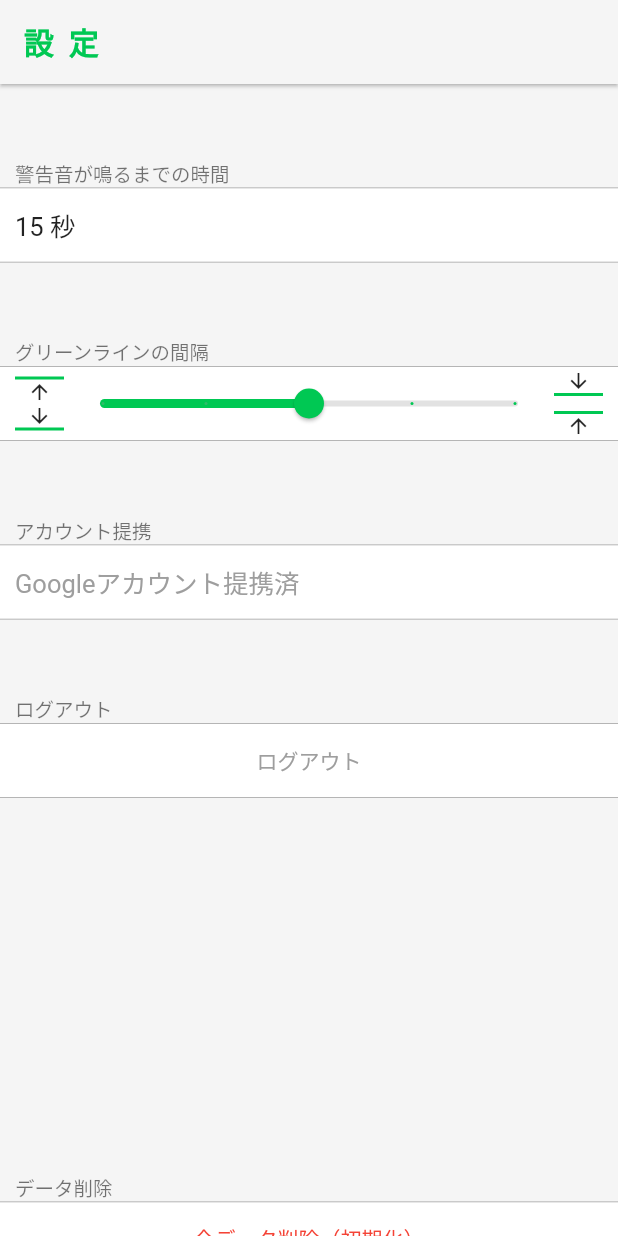
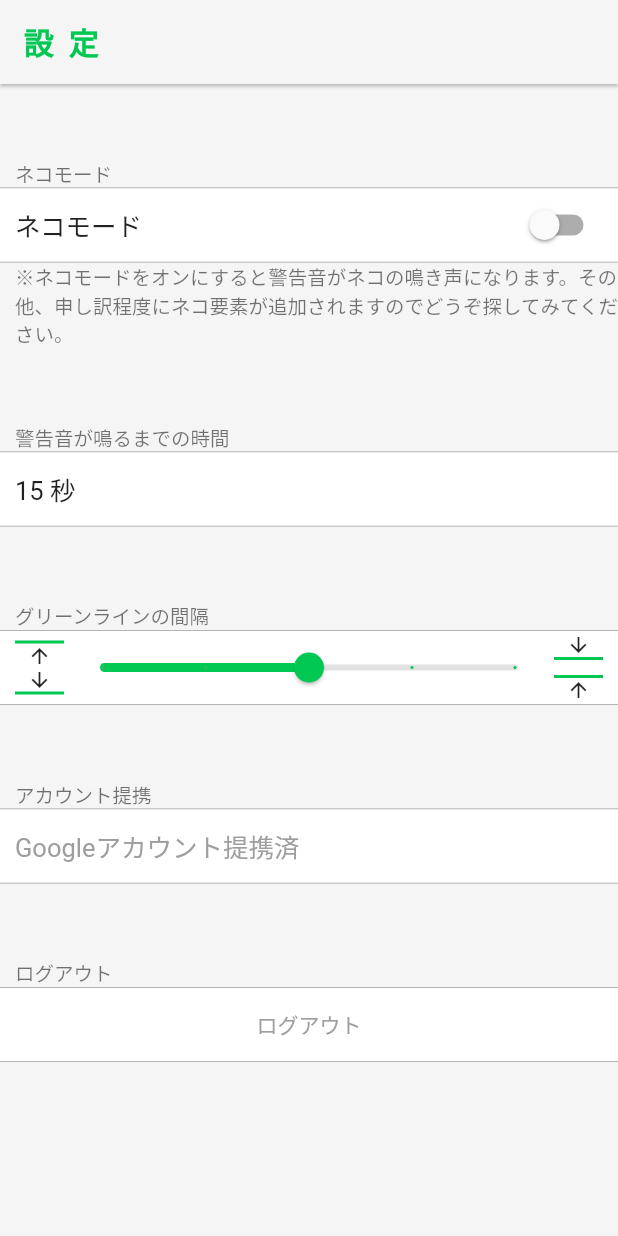
Before and after one commit to is4041/NekozeChecker, a Flutter app: the SettingPage screen opened directly, on a phone screen of 412 x 824 dp. Run offline on Flutter 3.47's test engine with Material 2 defaults, Android fonts, the phone set to English and light mode, and no system bars; our stand-ins replace audioplayers, camera, cloud_firestore, connectivity_plus, firebase_auth, firebase_core and 4 more; missing offline and left inert: google_mlkit_commons, google_mlkit_pose_detection, sign_button, volume_watcher; accounts and stored records are empty; network calls fail.

Commit message:
猫モード（警告音が猫の鳴き声になるなど）を追加する

```diff
--- a/lib/graph/graph_page.dart
+++ b/lib/graph/graph_page.dart
@@ -4,6 +4,7 @@ import 'package:flutter/material.dart';
 import 'package:flutter/painting.dart';
 import 'package:posture_correction/graph/graph_model.dart';
 import 'package:posture_correction/graph/title_widget.dart';
+import 'package:posture_correction/utils.dart';
 import 'package:provider/provider.dart';
 
 import 'dart:math';
@@ -188,7 +189,7 @@ class GraphPage extends StatelessWidget {
                                 )
                               : Center(
                                   child: Text(
-                                  "データなし",
+                                  Utils.nekoMode == true ? "データにゃし" : "データなし",
                                   style: TextStyle(
                                     fontSize: 20,
                                   ),
@@ -287,7 +288,7 @@ class GraphPage extends StatelessWidget {
                                     style: TextStyle(fontSize: 12),
                                   ),
                                   Text(
-                                    "(不良)",
+                                    "(猫背)",
                                     style: TextStyle(
                                         fontSize: 12, color: Colors.red),
                                   ),
--- a/lib/help/help_page.dart
+++ b/lib/help/help_page.dart
@@ -8,8 +8,8 @@ class HelpPage extends StatelessWidget {
     return Scaffold(
       appBar: AppBar(
         iconTheme: IconThemeData(color: Colors.black),
-        elevation: 0,
-        backgroundColor: Colors.transparent,
+        elevation: 1,
+        backgroundColor: Colors.grey[50],
         title: Text(
           "ヘルプ",
           style: TextStyle(
@@ -20,7 +20,7 @@ class HelpPage extends StatelessWidget {
         children: [
           //Q & A
           Padding(
-            padding: const EdgeInsets.only(left: 10.0),
+            padding: const EdgeInsets.only(top: 10.0, left: 10.0),
             child: Text(
               "Q & A",
               style: TextStyle(fontSize: 20),
@@ -115,7 +115,7 @@ class HelpPage extends StatelessWidget {
             image: "images/IMG_0215.jpg",
             title: " 使わなくなった端末を活用できます ",
             description: Text(
-              "使わなくなった端末はありませんか？\nGoogleでサインインすると複数の端末の間でデータの同期ができます。\n同期をすることで今お使いの端末をデータ閲覧用、使わなくなった端末をカメラ計測用にするということもできます。",
+              "使わなくなった端末はありませんか？\nGoogle・Appleでサインインすると複数の端末の間でデータの同期ができます。\n同期をすることで今お使いの端末をデータ閲覧用、使わなくなった端末をカメラ計測用にするということもできます。",
               style: TextStyle(fontSize: 16),
             ),
           ),
--- a/lib/history/history_page.dart
+++ b/lib/history/history_page.dart
@@ -368,7 +368,7 @@ class HistoryPage extends StatelessWidget {
                                                               //計測時間（姿勢・不良）を表示
                                                               _TimeValue(
                                                                 posture:
-                                                                    "（姿勢・不良）",
+                                                                    "（姿勢・猫背）",
                                                                 hourValue:
                                                                     _badHourValue,
                                                                 minuteValue:
--- a/lib/home/home_model.dart
+++ b/lib/home/home_model.dart
@@ -62,6 +62,7 @@ class HomeModel extends ChangeNotifier {
         .get();
 
     Utils.greenLineRange = document["greenLineRange"];
+    Utils.nekoMode = document["nekoMode"];
     Utils.timeToNotification = document["timeToNotification"];
 
     Utils.showTutorial = false;
--- a/lib/setting/setting_page.dart
+++ b/lib/setting/setting_page.dart
@@ -30,6 +30,56 @@ class SettingPage extends StatelessWidget {
                   mainAxisSize: MainAxisSize.min,
                   crossAxisAlignment: CrossAxisAlignment.start,
                   children: [
+                    SizedBox(
+                      height: 50,
+                    ),
+                    //緑線の間隔の設定
+                    Padding(
+                      padding: const EdgeInsets.only(left: 10.0),
+                      child: Text(
+                        "ネコモード",
+                        style: TextStyle(fontSize: 13, color: Colors.black54),
+                      ),
+                    ),
+                    Container(
+                      height: 50,
+                      width: double.infinity,
+                      decoration: BoxDecoration(
+                          border: Border(
+                            top: BorderSide(color: Colors.grey, width: 0.5),
+                            bottom: BorderSide(color: Colors.grey, width: 0.5),
+                          ),
+                          color: Colors.white),
+                      child: Padding(
+                        padding: const EdgeInsets.symmetric(horizontal: 10),
+                        child: Row(
+                          mainAxisAlignment: MainAxisAlignment.spaceBetween,
+                          children: [
+                            Text(
+                              "ネコモード",
+                              style: TextStyle(fontSize: 17),
+                            ),
+                            Switch(
+                                activeColor: Colors.greenAccent.shade700,
+                                value: Utils.nekoMode,
+                                onChanged: (bool? value) async {
+                                  if (value != null) {
+                                    Utils.nekoMode = value;
+                                    await model.isOnNekoMode();
+                                    print(Utils.nekoMode);
+                                  }
+                                }),
+                          ],
+                        ),
+                      ),
+                    ),
+                    Padding(
+                      padding: const EdgeInsets.only(left: 10.0),
+                      child: Text(
+                        "※ネコモードをオンにすると警告音がネコの鳴き声になります。その他、申し訳程度にネコ要素が追加されますのでどうぞ探してみてください。",
+                        style: TextStyle(fontSize: 13, color: Colors.black54),
+                      ),
+                    ),
                     SizedBox(
                       height: 50,
                     ),
--- a/lib/signin/signin_model.dart
+++ b/lib/signin/signin_model.dart
@@ -48,6 +48,7 @@ class SignInModel extends ChangeNotifier {
       await FirebaseFirestore.instance.collection("users").doc(uid).set({
         "createdAt": Timestamp.now(),
         "greenLineRange": 0.45,
+        "nekoMode": false,
         "timeToNotification": 15,
         "userId": uid,
       });
@@ -58,9 +59,10 @@ class SignInModel extends ChangeNotifier {
   Future<void> signInWithAnonymousUser() async {
     await firebaseAuth.signInAnonymously();
     final uid = firebaseAuth.currentUser!.uid;
-    FirebaseFirestore.instance.collection("users").doc(uid).set({
+    await FirebaseFirestore.instance.collection("users").doc(uid).set({
       "createdAt": Timestamp.now(),
       "greenLineRange": 0.45,
+      "nekoMode": false,
       "timeToNotification": 15,
       "userId": uid,
     });
--- a/lib/signin/signin_page.dart
+++ b/lib/signin/signin_page.dart
@@ -161,11 +161,11 @@ class _PageOne extends StatelessWidget {
     return _PageContents(
       screenSize: screenSize,
       image: "images/IMG_0196.JPG",
-      title: "Posture Correctionへようこそ",
+      title: "猫背チェッカーへようこそ",
       description: Column(
         children: [
           Text(
-            "Posture Correctionはゲームやデスクワーク中の前傾姿勢・居眠りを検知すると警告音でお知らせします。",
+            "猫背チェッカーはゲームやデスクワーク中の猫背・居眠りを検知すると警告音でお知らせするアプリです。",
             style: TextStyle(fontSize: 16),
           ),
           SizedBox(
@@ -192,7 +192,7 @@ class _PageTwo extends StatelessWidget {
       description: Column(
         children: [
           Text(
-            "モニター付近にセットしたらstartボタンを押してカメラを起動しましょう。",
+            "椅子に座ったら上の画像のようにスマートフォンをセットし、startボタンを押してカメラを起動しましょう。",
             style: TextStyle(fontSize: 16),
           ),
           SizedBox(
@@ -254,7 +254,7 @@ class _PageFour extends StatelessWidget {
       description: Column(
         children: [
           Text(
-            "Googleでサインインすると複数の端末の間でデータの同期ができます。\n同期をすることで今お使いの端末をデータ閲覧用、使わなくなった端末をカメラ計測用にするということもできます。",
+            "Google・Appleでサインインすると複数の端末の間でデータの同期ができます。同期をすることで今お使いの端末をデータ閲覧用、使わなくなった端末をカメラ計測用にするということもできます。",
             style: TextStyle(fontSize: 16),
           ),
         ],
@@ -299,14 +299,14 @@ class _PageFive extends StatelessWidget {
                     mainAxisSize: MainAxisSize.min,
                     children: [
                       Text(
-                        "Posture",
+                        "猫背",
                         style: TextStyle(
                             fontSize: 50,
                             fontWeight: FontWeight.bold,
                             color: Colors.greenAccent),
                       ),
                       Text(
-                        "Correction",
+                        "チェッカー",
                         style: TextStyle(
                             fontSize: 50,
                             fontWeight: FontWeight.bold,
@@ -358,9 +358,7 @@ class _PageFive extends StatelessWidget {
                 )),
             child: Text(
               "はじめる",
-              style: TextStyle(
-                fontSize: 18,
-              ),
+              style: TextStyle(fontSize: 18, fontWeight: FontWeight.bold),
             ),
           ),
         ),
--- a/lib/utils.dart
+++ b/lib/utils.dart
@@ -2,6 +2,7 @@ class Utils {
   static String userId = "";
   static int timeToNotification = 15;
   static double greenLineRange = 0.45;
+  static bool nekoMode = false;
   static bool isAnonymous = false;
   static bool darkScreenMode = false;
   static bool showTutorial = true;
```
Also changed, not shown: lib/camera/camera_page.dart (+28 -13 lines), lib/home/home_page.dart (+30 -13 lines), lib/setting/setting_model.dart (+15 -0 lines), 1 other file.
